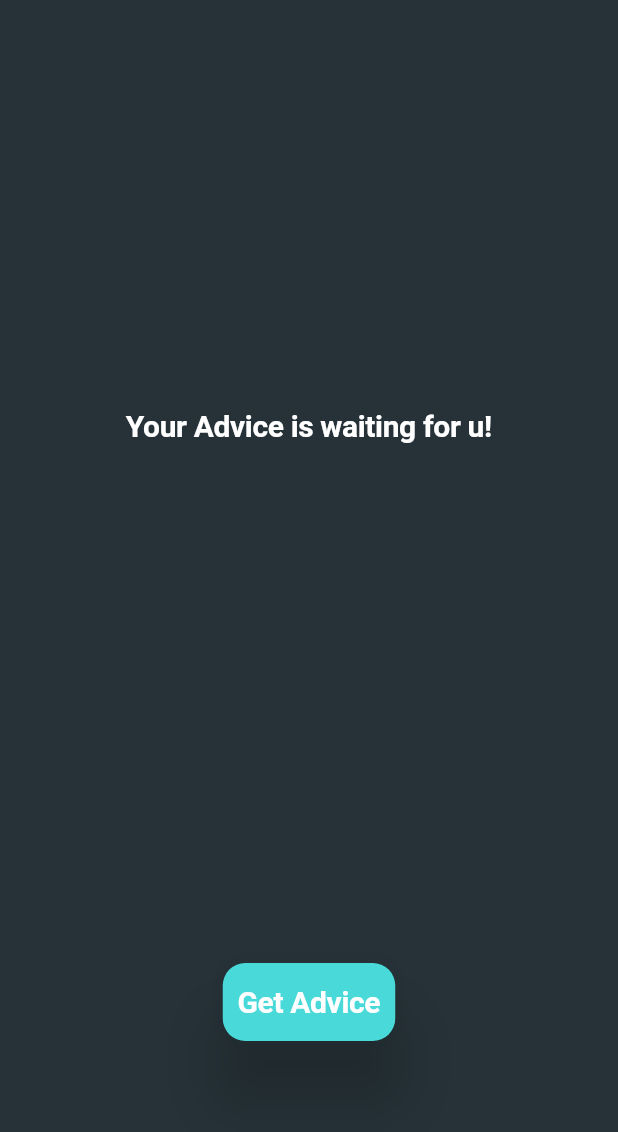
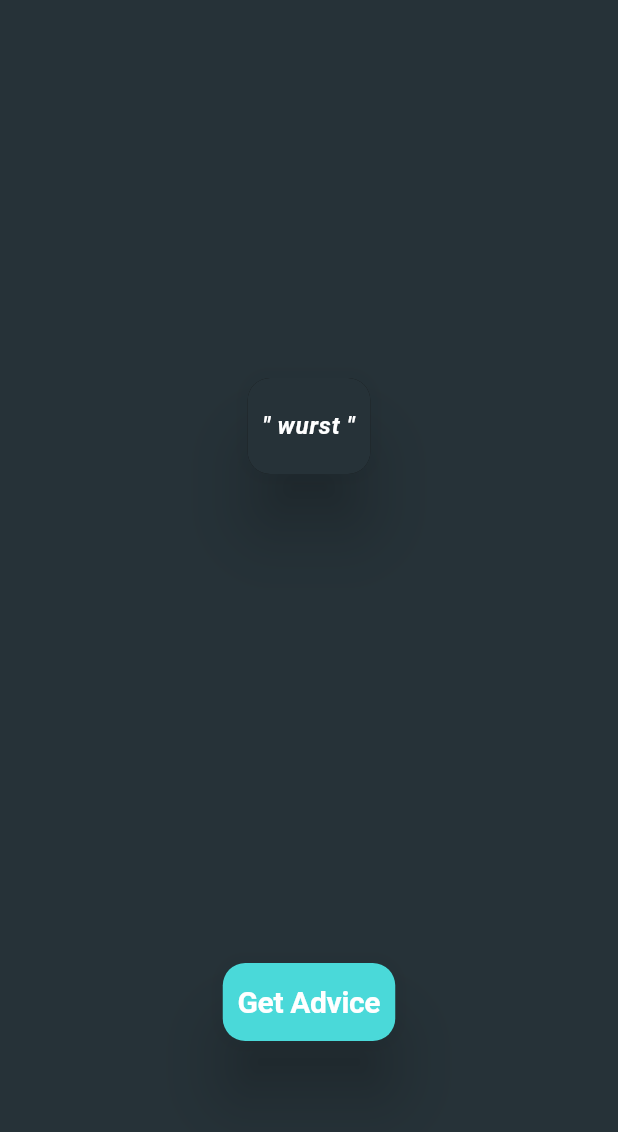
Before and after one commit to RobertEly92/advicer, a Flutter app: the screen it shows after launch, on a phone screen of 412 x 824 dp, the part 84-1216 px from its top. Run offline on Flutter 3.47's test engine with Material 3 defaults, Android fonts, the phone set to English and light mode, and no system bars; our stand-ins replace bloc, flutter_bloc; Roboto replaces fonts that are missing (Rubik).

Commit message:
Bloc State Management

```diff
--- /dev/null
+++ b/lib/application/advicer/advicer_bloc.dart
@@ -0,0 +1,22 @@
+import 'dart:io';
+
+import 'package:bloc/bloc.dart';
+import 'package:meta/meta.dart';
+
+part 'advicer_event.dart';
+part 'advicer_state.dart';
+
+class AdvicerBloc extends Bloc<AdvicerEvent, AdvicerState> {
+  AdvicerBloc() : super(AdvicerInitial()) {
+    Future sleep1() {
+
+      return Future.delayed(Duration(seconds:2));
+    }
+
+    on<AdviceRequestedEvent>((event, emit) async {
+          emit(AdvicerStateLoading());
+        await sleep1();
+      emit(AdvicerStateLoaded(advice: 'wurst'));
+    });
+  }
+}
--- /dev/null
+++ b/lib/application/advicer/advicer_event.dart
@@ -0,0 +1,8 @@
+part of 'advicer_bloc.dart';
+
+@immutable
+sealed class AdvicerEvent {}
+
+
+///Event when Button is pressed
+class AdviceRequestedEvent extends AdvicerEvent {}
--- /dev/null
+++ b/lib/application/advicer/advicer_state.dart
@@ -0,0 +1,16 @@
+part of 'advicer_bloc.dart';
+
+@immutable
+sealed class AdvicerState {}
+
+final class AdvicerInitial extends AdvicerState {}
+
+final class AdvicerStateLoading extends AdvicerState {}
+
+final class AdvicerStateLoaded extends AdvicerState {
+  final String advice;
+  AdvicerStateLoaded({required this.advice});
+
+}
+
+final class AdvicerStateError extends AdvicerState {}
--- a/lib/main.dart
+++ b/lib/main.dart
@@ -1,6 +1,8 @@
+import 'package:advicer/application/advicer/advicer_bloc.dart';
 import 'package:advicer/presentation/advicer/widgets/advicer_page.dart';
 import 'package:advicer/theme.dart';
 import 'package:flutter/material.dart';
+import 'package:flutter_bloc/flutter_bloc.dart';
 
 void main() {
   runApp(const MainApp());
@@ -12,11 +14,13 @@ class MainApp extends StatelessWidget {
   @override
   Widget build(BuildContext context) {
     return MaterialApp(
-      title: 'Advicer',
-      theme: AppTheme.lightTheme,
-      darkTheme: AppTheme.darkTheme,
-      themeMode: ThemeMode.dark,
-      home: const AdvicerPage()
-    );
+        title: 'Advicer',
+        theme: AppTheme.lightTheme,
+        darkTheme: AppTheme.darkTheme,
+        themeMode: ThemeMode.dark,
+        home: BlocProvider(
+          create: (context) => AdvicerBloc(),
+          child: const AdvicerPage(),
+        ));
   }
 }
--- a/lib/presentation/advicer/widgets/advicer_page.dart
+++ b/lib/presentation/advicer/widgets/advicer_page.dart
@@ -1,6 +1,9 @@
+import 'package:advicer/application/advicer/advicer_bloc.dart';
 import 'package:advicer/presentation/advicer/widgets/advice_field.dart';
 import 'package:advicer/presentation/advicer/widgets/custom_button.dart';
+import 'package:advicer/presentation/advicer/widgets/error_message.dart';
 import 'package:flutter/material.dart';
+import 'package:flutter_bloc/flutter_bloc.dart';
 
 class AdvicerPage extends StatelessWidget {
   const AdvicerPage({super.key});
@@ -8,6 +11,7 @@ class AdvicerPage extends StatelessWidget {
   @override
   Widget build(BuildContext context) {
     final themeData = Theme.of(context);
+
     return Scaffold(
       appBar: AppBar(
         title: Text(
@@ -20,21 +24,35 @@ class AdvicerPage extends StatelessWidget {
           child: Padding(
         padding: const EdgeInsets.symmetric(horizontal: 50.0),
         child: Column(children: [
-           Expanded(
+          Expanded(
               child: Center(
-            child: Text(
-              'Your Advice is waiting for u!',
-              style: themeData.textTheme.displayLarge,
-            ),
+            child: BlocBuilder<AdvicerBloc, AdvicerState>(
+                bloc: BlocProvider.of<AdvicerBloc>(context)
+                  ..add(AdviceRequestedEvent()),
+                builder: (context, state) {
+                  print(state);
+                  if (state is AdvicerInitial) {
+                    return Text(
+                      'Ur advice is waiting for u',
+                      style: themeData.textTheme.displayLarge,
+                    );
+                  } else if (state is AdvicerStateLoading) {
+                    return CircularProgressIndicator(
+                      color: themeData.colorScheme.secondary,
+                    );
+                  } else if (state is AdvicerStateLoaded) {
+                    return AdviceField(advice: state.advice);
+                  } else if (state is AdvicerStateError) {
+                    return const ErrorMessage();
+                  }
+                  return const Placeholder();
+                }),
           )),
-          SizedBox(
-            height: 200,
-            child: Center(child: CustomButton(
-              onPressed: () {
-                print('gedrückt');
-              },
-            )),
-          )
+          const SizedBox(
+              height: 200,
+              child: Center(
+                child: CustomButton(),
+              )),
         ]),
       )),
     );
--- a/lib/presentation/advicer/widgets/custom_button.dart
+++ b/lib/presentation/advicer/widgets/custom_button.dart
@@ -1,17 +1,20 @@
+import 'package:advicer/application/advicer/advicer_bloc.dart';
 import 'package:flutter/material.dart';
+import 'package:flutter_bloc/flutter_bloc.dart';
 
 class CustomButton extends StatelessWidget {
-  final Function onPressed;
-  const CustomButton({super.key, required this.onPressed});
+
+  const CustomButton({super.key});
 
   @override
   Widget build(BuildContext context) {
     final themeData = Theme.of(context);
 
     return InkResponse(
-      onTap: ()=> onPressed(),
+      onTap: ()=> BlocProvider.of<AdvicerBloc>(context).add(AdviceRequestedEvent()),
       child: Material(
         elevation: 20,
+        borderRadius: BorderRadius.circular(15),
         child: Container(
           decoration: BoxDecoration(
               borderRadius: BorderRadius.circular(15),
@@ -19,7 +22,6 @@ class CustomButton extends StatelessWidget {
           child: Padding(
               padding: EdgeInsets.symmetric(horizontal: 10, vertical: 15), child: Text('Get Advice', style: themeData.textTheme.displayLarge,),),
         ),
-        borderRadius: BorderRadius.circular(15),
       ),
     );
   }
--- a/pubspec.yaml
+++ b/pubspec.yaml
@@ -7,13 +7,15 @@ environment:
   sdk: '>=3.2.6 <4.0.0'
 
 dependencies:
+  bloc: ^8.1.2
   flutter:
     sdk: flutter
+  flutter_bloc: ^8.1.3
 
 dev_dependencies:
+  flutter_lints: ^2.0.0
   flutter_test:
     sdk: flutter
-  flutter_lints: ^2.0.0
 
 flutter:
   uses-material-design: true
```
Also changed, not shown: pubspec.lock.
